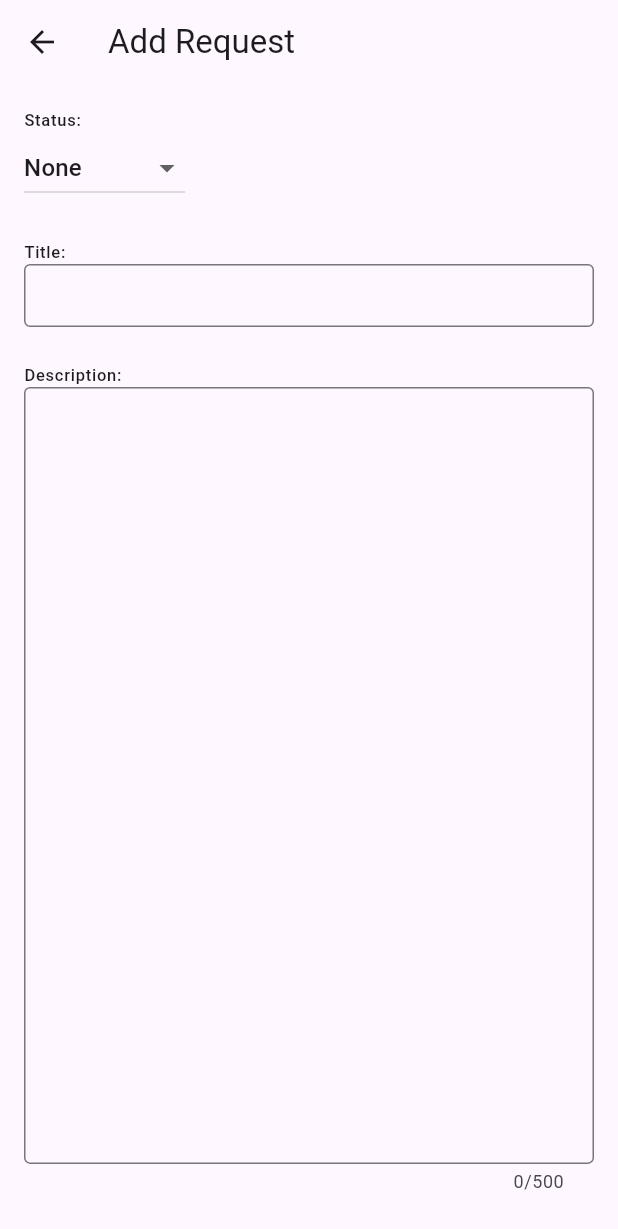
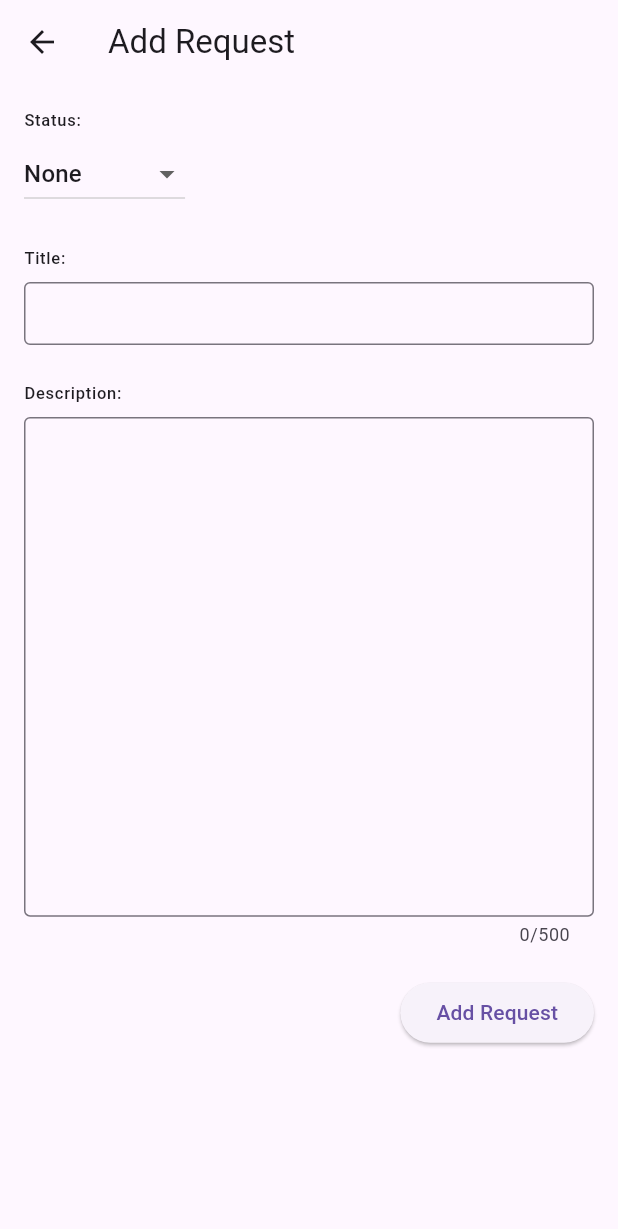
Before and after one commit to callmephil/flutter_request_kit, a Flutter app: the screen it shows after launch, after a tap on the "add" icon, on a phone screen of 412 x 824 dp. Shown: the top 1229 px of the screen. Run offline on Flutter 3.47's test engine with Material 3 defaults, Android fonts, the phone set to English and light mode, and no system bars.

Commit message:
bump 0.0.9, added some fixes

```diff
--- a/lib/src/flutter_request_kit.dart
+++ b/lib/src/flutter_request_kit.dart
@@ -6,6 +6,7 @@ export 'models/request_item.dart';
 export 'models/vote.dart';
 export 'store/request_store.dart';
 export 'theme/request_custom_theme.dart';
+export 'widgets/request_form_page.dart';
 export 'widgets/request_form_widget.dart';
 export 'widgets/request_list_widget.dart';
 export 'widgets/request_page.dart';
--- /dev/null
+++ b/lib/src/widgets/request_form_page.dart
@@ -0,0 +1,94 @@
+import 'package:flutter/material.dart';
+import 'package:flutter_request_kit/src/extension/provider_extensions.dart';
+import 'package:flutter_request_kit/src/i18n/i18n.dart';
+import 'package:flutter_request_kit/src/i18n/localization_provider.dart';
+import 'package:flutter_request_kit/src/models/models.dart';
+import 'package:flutter_request_kit/src/widgets/request_form_widget.dart';
+
+void showRequestFormPage(
+  BuildContext context, {
+  required I18n locale,
+  RequestItem? request,
+  required void Function(RequestItem) onSave,
+  void Function()? onDelete,
+  required Creator creator,
+}) {
+  Navigator.push(
+    context,
+    MaterialPageRoute<Widget>(
+      settings: const RouteSettings(name: '/request_form'),
+      builder: (_) {
+        return LocalizationProvider(
+          locale: locale,
+          child: Builder(
+            builder: (ctx) {
+              return RequestFormPage(
+                request: request,
+                onSave: (newRequest) {
+                  onSave(newRequest);
+                  Navigator.of(ctx).pop();
+                },
+                onDelete: onDelete,
+                creator: creator,
+              );
+            },
+          ),
+        );
+      },
+    ),
+  );
+}
+
+class RequestFormPage extends StatelessWidget {
+  const RequestFormPage({
+    super.key,
+    this.request,
+    required this.onSave,
+    this.onDelete,
+    required this.creator,
+  });
+
+  final RequestItem? request;
+  final void Function(RequestItem) onSave;
+  final VoidCallback? onDelete;
+  final Creator creator;
+
+  bool get canDelete =>
+      creator.userId == request?.creator.userId || creator.isAdmin;
+
+  @override
+  Widget build(BuildContext context) {
+    return Scaffold(
+      resizeToAvoidBottomInset: false,
+      appBar: AppBar(
+        title: Text(
+          request == null
+              ? context.locale.add_request
+              : context.locale.edit_request,
+        ),
+        actions: request == null || !canDelete
+            ? []
+            : [
+                if (onDelete != null)
+                  IconButton(
+                    icon: const Icon(Icons.delete),
+                    onPressed: onDelete,
+                  ),
+              ],
+      ),
+      body: SingleChildScrollView(
+        physics: const ClampingScrollPhysics(),
+        child: SafeArea(
+          child: SizedBox(
+            height: MediaQuery.sizeOf(context).height * .8,
+            child: RequestFormWidget(
+              request: request,
+              onSave: onSave,
+              creator: creator,
+            ),
+          ),
+        ),
+      ),
+    );
+  }
+}
--- a/lib/src/widgets/request_form_widget.dart
+++ b/lib/src/widgets/request_form_widget.dart
@@ -2,96 +2,7 @@ import 'package:flutter/material.dart';
 import 'package:flutter/services.dart';
 import 'package:flutter_request_kit/flutter_request_kit.dart';
 import 'package:flutter_request_kit/src/extension/provider_extensions.dart';
-import 'package:flutter_request_kit/src/i18n/i18n.dart';
-import 'package:flutter_request_kit/src/i18n/localization_provider.dart';
 import 'package:flutter_request_kit/src/theme/request_sizes.dart';
-
-void showRequestFormPage(
-  BuildContext context, {
-  required I18n locale,
-  RequestItem? request,
-  required void Function(RequestItem) onSave,
-  void Function()? onDelete,
-  required Creator creator,
-}) {
-  Navigator.push(
-    context,
-    MaterialPageRoute<Widget>(
-      builder: (_) {
-        return LocalizationProvider(
-          locale: locale,
-          child: Builder(
-            builder: (ctx) {
-              return RequestFormPage(
-                request: request,
-                onSave: (newRequest) {
-                  onSave(newRequest);
-                  Navigator.of(ctx).pop();
-                },
-                onDelete: onDelete,
-                creator: creator,
-              );
-            },
-          ),
-        );
-      },
-    ),
-  );
-}
-
-class RequestFormPage extends StatelessWidget {
-  const RequestFormPage({
-    super.key,
-    this.request,
-    required this.onSave,
-    this.onDelete,
-    required this.creator,
-  });
-
-  final RequestItem? request;
-  final void Function(RequestItem) onSave;
-  final VoidCallback? onDelete;
-  final Creator creator;
-
-  bool get canDelete =>
-      creator.userId == request?.creator.userId || creator.isAdmin;
-
-  @override
-  Widget build(BuildContext context) {
-    return Scaffold(
-      resizeToAvoidBottomInset: false,
-      appBar: AppBar(
-        title: Text(
-          request == null
-              ? context.locale.add_request
-              : context.locale.edit_request,
-        ),
-        actions: request == null || !canDelete
-            ? []
-            : [
-                if (onDelete != null)
-                  IconButton(
-                    icon: const Icon(Icons.delete),
-                    onPressed: onDelete,
-                  ),
-              ],
-      ),
-      body: SingleChildScrollView(
-        physics: const ClampingScrollPhysics(),
-        child: SafeArea(
-          child: SizedBox(
-            height: MediaQuery.sizeOf(context).height,
-            child: RequestFormWidget(
-              request: request,
-              onSave: onSave,
-              creator: creator,
-            ),
-          ),
-        ),
-      ),
-    );
-  }
-}
 
 class RequestFormWidget extends StatefulWidget {
   const RequestFormWidget({
@@ -178,6 +89,7 @@ class _RequestFormWidgetState extends State<RequestFormWidget> {
                 context.locale.status,
                 style: context.theme.textTheme.labelSmall,
               ),
+              const SizedBox(height: RequestSizes.s4),
               DropdownButton<RequestStatus>(
                 value: _status,
                 onChanged: (newStatus) {
@@ -198,6 +110,7 @@ class _RequestFormWidgetState extends State<RequestFormWidget> {
               context.locale.title,
               style: context.theme.textTheme.labelSmall,
             ),
+            const SizedBox(height: RequestSizes.s8),
             TextFormField(
               controller: _titleController,
               readOnly: !widget.creator.isAdmin &&
@@ -210,6 +123,7 @@ class _RequestFormWidgetState extends State<RequestFormWidget> {
               context.locale.description,
               style: context.theme.textTheme.labelSmall,
             ),
+            const SizedBox(height: RequestSizes.s8),
             Expanded(
               child: TextFormField(
                 controller: _descriptionController,
@@ -218,11 +132,8 @@ class _RequestFormWidgetState extends State<RequestFormWidget> {
                     widget.request!.creator.userId != widget.creator.userId,
                 validator: _validator(context.locale.please_enter_a_value),
                 maxLength: 500,
-                maxLines: 999,
+                maxLines: 500,
                 maxLengthEnforcement: MaxLengthEnforcement.enforced,
-                decoration: const InputDecoration(
-                  contentPadding: EdgeInsets.all(RequestSizes.s16),
-                ),
               ),
             ),
             const SizedBox(height: RequestSizes.s24),
--- a/lib/src/widgets/request_page.dart
+++ b/lib/src/widgets/request_page.dart
@@ -98,7 +98,9 @@ class _RequestPageState extends State<RequestPage> {
 
   @override
   Widget build(BuildContext context) {
-    return VxState(
+    return Theme(
+      data: widget.theme,
+      child: VxState(
         store: widget.store,
         child: LocalizationProvider(
           locale: widget.locale,
@@ -139,6 +141,7 @@ class _RequestPageState extends State<RequestPage> {
             ),
           ),
         ),
+      ),
     );
   }
 }
--- a/pubspec.yaml
+++ b/pubspec.yaml
@@ -1,6 +1,6 @@
 name: flutter_request_kit
 description: "A Flutter package that simplify the way you deal with feedbacks, feature requests and bugs in your app."
-version: 0.0.8
+version: 0.0.9
 homepage: https://flutter-request-kit.web.app
 repository: https://github.com/callmephil/flutter_request_kit
 issue_tracker: https://github.com/callmephil/flutter_request_kit/issues
```
Also changed, not shown: lib/src/widgets/request_comments_widget.dart (+12 -12 lines), 1 other file. Lines whose indentation alone changed are shown as unchanged.
